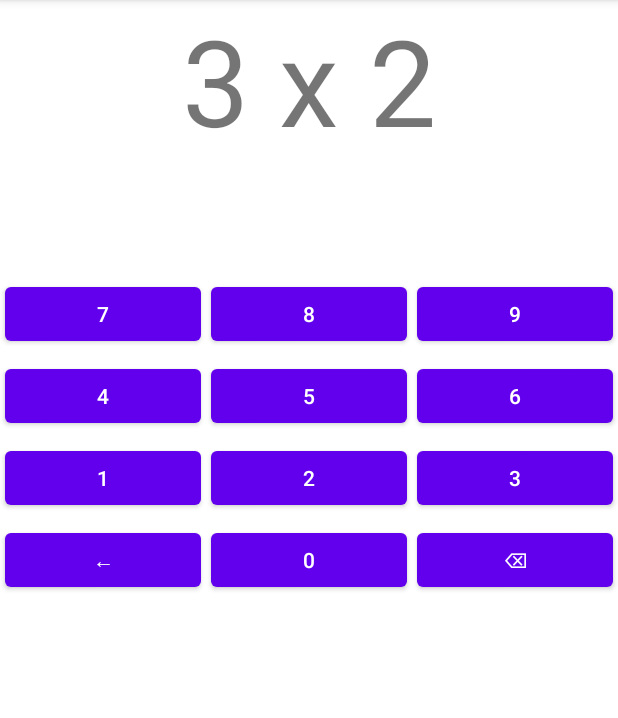
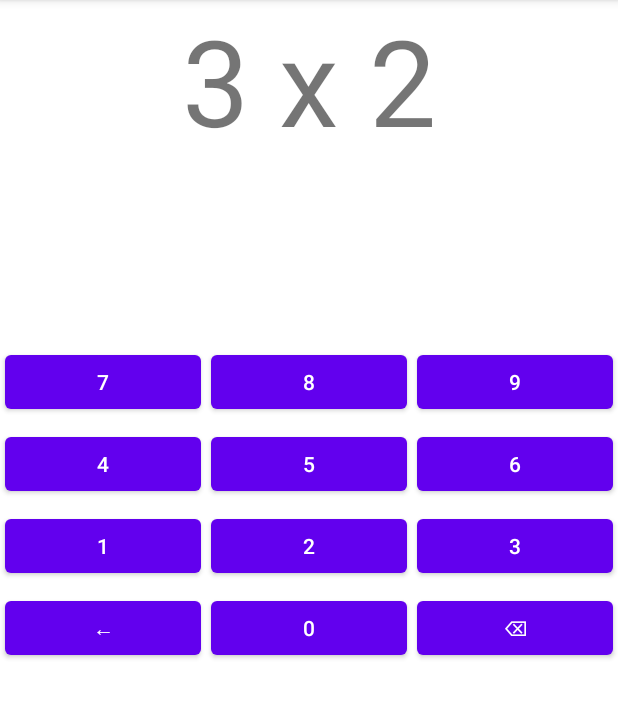
Before and after one commit to AugustinPredhomme/MentalCounting, an Android app: the CalculActivity screen opened directly, with no data from a screen before it, on a phone screen of 412 x 824 dp, the part 84-802 px from its top. Run offline under Robolectric (Android 15) with nearby library versions, the phone set to English and light mode, and no system bars.

Commit message:
Ajout entrée affichage résultat (pas fini) (+fin 15/03/22)

```diff
--- a/app/src/main/res/layout/activity_calcul.xml
+++ b/app/src/main/res/layout/activity_calcul.xml
@@ -25,7 +25,14 @@
             tools:layout_weight="1" />
 
         <TextView
-            android:id="@+id/textviewInput"
+            android:id="@+id/msg_txt"
+            android:layout_width="match_parent"
+            android:layout_height="wrap_content"
+            android:gravity="center"
+            android:textSize="34sp" />
+
+        <TextView
+            android:id="@+id/saisir"
             android:layout_width="match_parent"
             android:layout_height="wrap_content"
             android:autoText="false"
```
